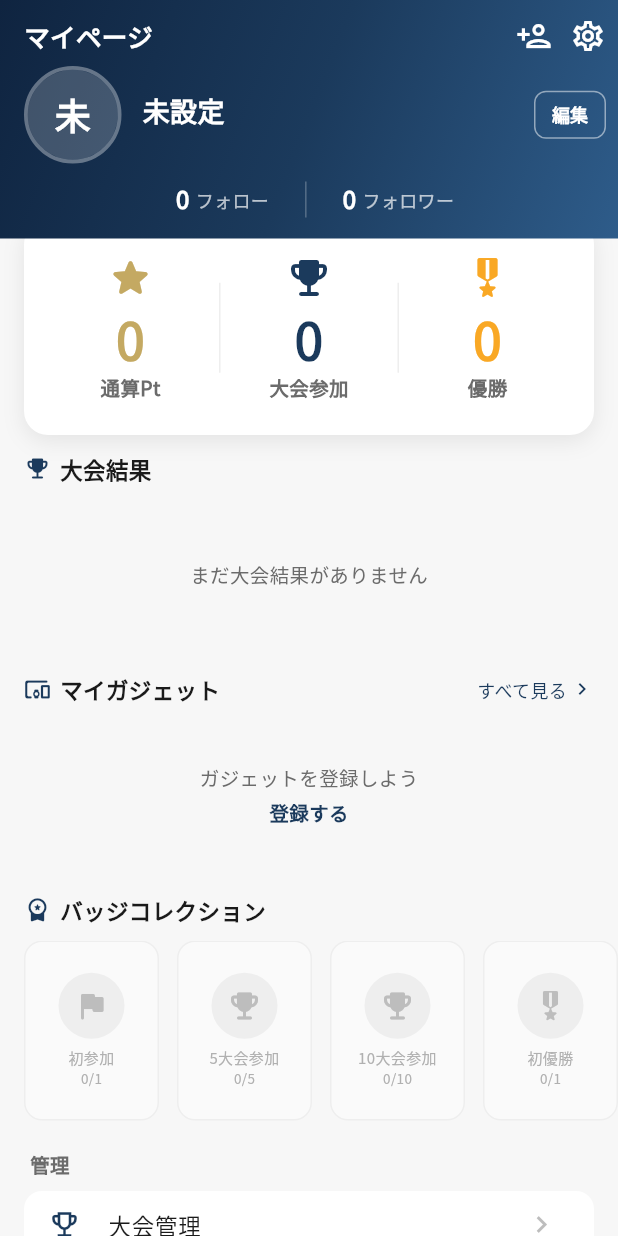
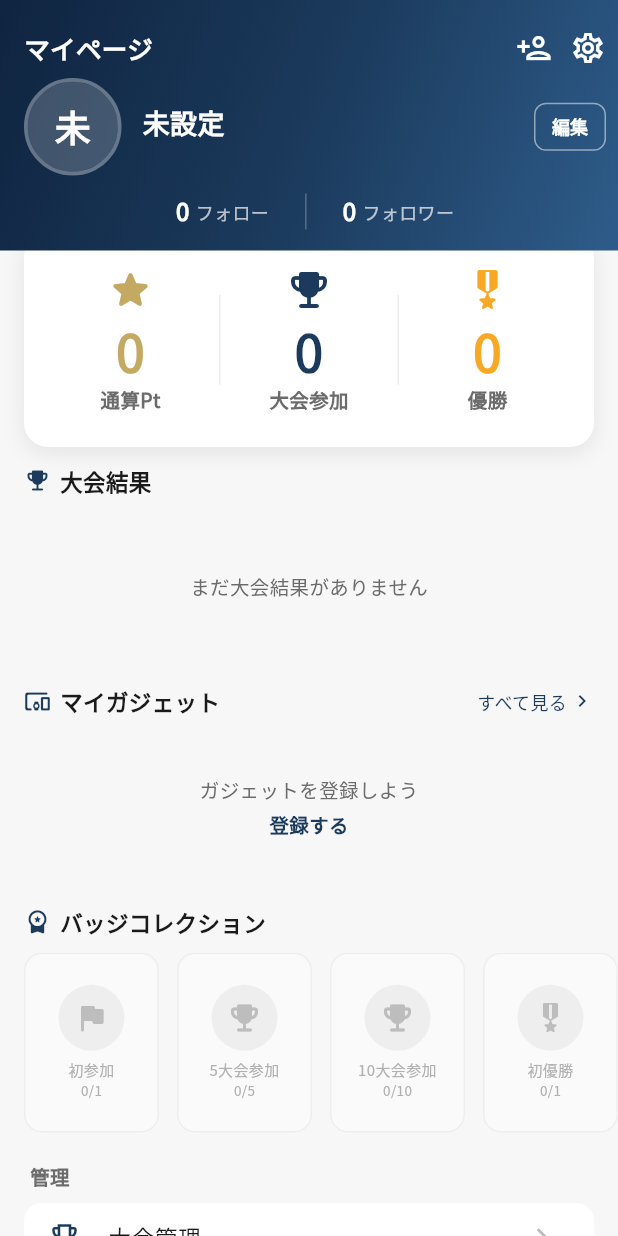
Before and after one commit to sofvo-dev/sofvo, a Flutter app: the MyPageScreen screen opened directly, on a phone screen of 412 x 824 dp. Run offline on Flutter 3.47's test engine with Material 3 defaults, Android fonts, the phone set to English and light mode, and no system bars; our stand-ins replace cached_network_image, cloud_firestore, file_picker, firebase_auth, firebase_core, firebase_messaging and 10 more; missing offline and left inert: dart:js_interop, mobile_scanner; accounts and stored records are empty; network calls fail.

Commit message:
マイページヘッダー上部の余白をさらに拡大 (12px → 20px)
https://claude.ai/code/session_01NdXNSNEhWCRPmtaSJSELhX

```diff
--- a/lib/screens/profile/my_page_screen.dart
+++ b/lib/screens/profile/my_page_screen.dart
@@ -93,7 +93,7 @@ class MyPageScreen extends StatelessWidget {
                   child: SafeArea(
                     bottom: false,
                     child: Padding(
-                      padding: const EdgeInsets.fromLTRB(16, 12, 8, 14),
+                      padding: const EdgeInsets.fromLTRB(16, 20, 8, 14),
                       child: Column(
                         children: [
                           // ── トップバー ──
```
